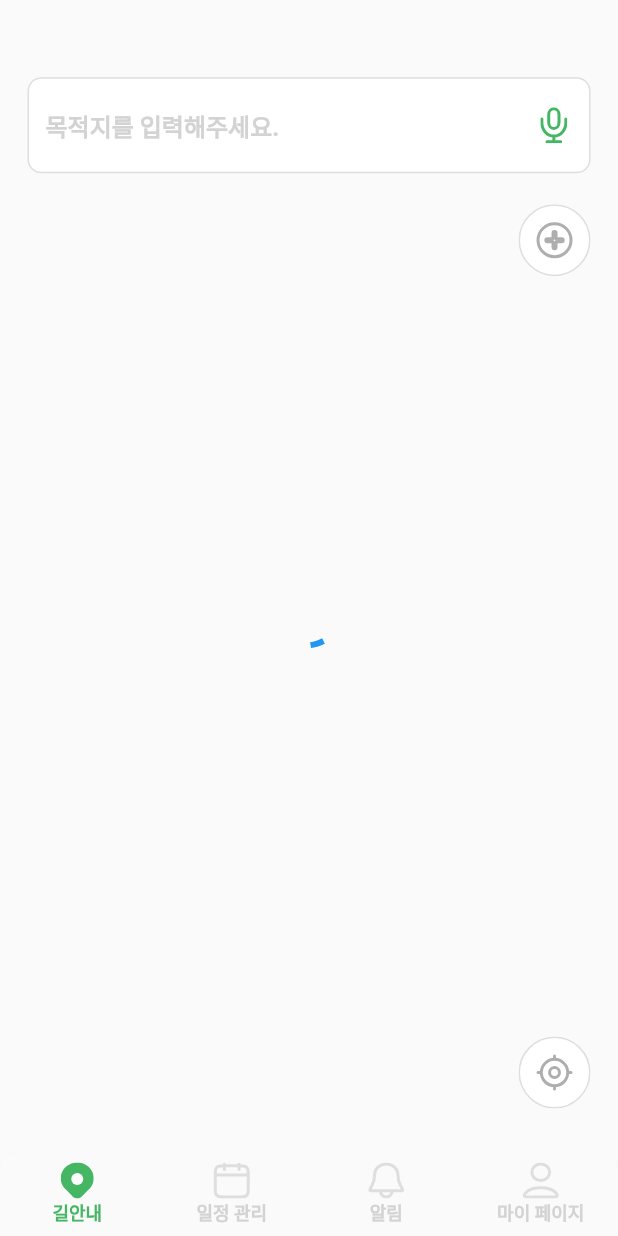
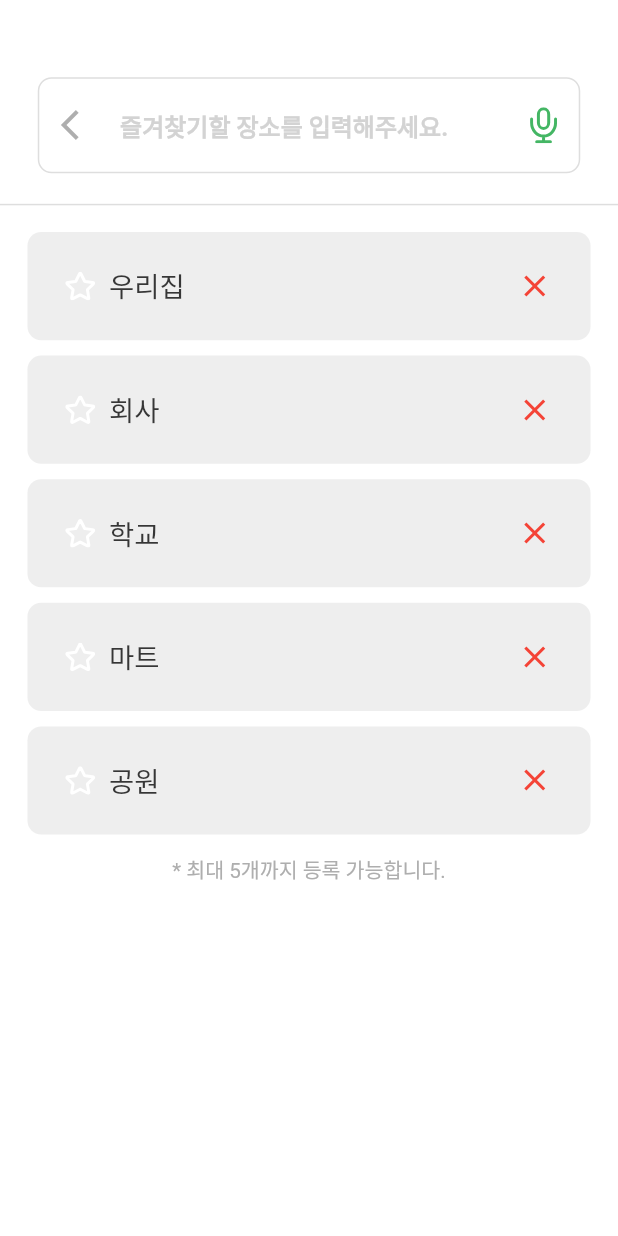
Before and after one commit to JeHeeYu/Care-Route, a Flutter app: the screen it shows after launch, on a phone screen of 412 x 824 dp. Run offline on Flutter 3.47's test engine with Material 2 defaults, Android fonts, the phone set to English and light mode, and no system bars; our stand-ins replace flutter_screenutil, flutter_svg, geolocator, google_sign_in; missing offline and left inert: flutter_naver_map, kakao_flutter_sdk_user; Roboto replaces fonts that are missing (Pretendard).

Commit message:
feat: 즐겨찾기 UI 구현

```diff
--- a/lib/consts/colors.dart
+++ b/lib/consts/colors.dart
@@ -1,6 +1,8 @@
 class UserColors {
   static const int pointGreen = 0xFF44B664;
+  static const int gray02 = 0xFFEEEEEE;
   static const int gray03 = 0xFFDEDEDE;
   static const int gray04 = 0xFFD3D3D3;
   static const int gray05 = 0xFFAEAEAE;
+  static const int gray07 = 0xFF363636;
 }
--- a/lib/consts/images.dart
+++ b/lib/consts/images.dart
@@ -15,4 +15,5 @@ class Images {
   static const String locationEnable = "assets/images/location_enable.svg";
   static const String locationDisable = "assets/images/location_disable.svg";
   static const String ear = "assets/images/ear.svg";
+  static const String favoriteWhite = "assets/images/favorite_white.svg";
 }
--- a/lib/consts/strings.dart
+++ b/lib/consts/strings.dart
@@ -16,4 +16,6 @@ class Strings {
   static const String inputDestinationGuide2 = "처럼";
   static const String inputDestinationGuide3 = "가고 싶은 곳을 말씀해주세요!";
   static const String inputDestinationSub = "* 4초 동안 말이 없으면 종료돼요!";
+  static const String favoriteHint = "즐겨찾기할 장소를 입력해주세요.";
+  static const String favoriteMaxCount = "* 최대 5개까지 등록 가능합니다.";
 }
--- a/lib/main.dart
+++ b/lib/main.dart
@@ -1,3 +1,4 @@
+import 'package:care_route/views/pages/favorite_page.dart';
 import 'package:care_route/views/pages/login_page.dart';
 import 'package:care_route/views/pages/splash_page.dart';
 import 'package:flutter/material.dart';
@@ -29,7 +30,7 @@ class MyApp extends StatelessWidget {
         theme: ThemeData(
           primarySwatch: Colors.blue,
         ),
-        home: const App(),
+        home: const FavoritePage(),
       ),
     );
   }
--- /dev/null
+++ b/lib/views/pages/favorite_page.dart
@@ -0,0 +1,177 @@
+import 'package:care_route/views/pages/route_guide/destination_dialog.dart';
+import 'package:care_route/views/pages/widgets/button_icon.dart';
+import 'package:care_route/views/pages/widgets/button_image.dart';
+import 'package:care_route/views/pages/widgets/user_text.dart';
+import 'package:flutter/material.dart';
+import 'package:flutter/src/widgets/framework.dart';
+import 'package:flutter/src/widgets/placeholder.dart';
+import 'package:flutter_screenutil/flutter_screenutil.dart';
+import 'package:flutter_svg/flutter_svg.dart';
+
+import '../../consts/colors.dart';
+import '../../consts/images.dart';
+import '../../consts/strings.dart';
+
+class FavoritePage extends StatefulWidget {
+  const FavoritePage({super.key});
+
+  @override
+  State<FavoritePage> createState() => _FavoritePageState();
+}
+
+class _FavoritePageState extends State<FavoritePage> {
+  final TextEditingController _searchController = TextEditingController();
+  bool _destinationDialogOpen = false;
+  final List<String> _favoriteTexts = ["우리집", "회사", "학교", "마트", "공원"];
+
+  void _showDestinationDialog() {
+    setState(() {
+      _destinationDialogOpen = true;
+    });
+    showDialog(
+      context: context,
+      builder: (BuildContext context) {
+        return const DestinationDialog();
+      },
+    ).then((_) {
+      setState(() {
+        _destinationDialogOpen = false;
+      });
+    });
+  }
+
+  Widget _buildSearchInputBox() {
+    return Padding(
+      padding: EdgeInsets.symmetric(horizontal: ScreenUtil().setWidth(22.0)),
+      child: Column(
+        crossAxisAlignment: CrossAxisAlignment.end,
+        children: [
+          TextField(
+            controller: _searchController,
+            style: const TextStyle(
+                color: Colors.black,
+                fontSize: 16.0,
+                fontFamily: "Pretendard",
+                fontWeight: FontWeight.w600),
+            decoration: InputDecoration(
+              hintText: Strings.favoriteHint,
+              hintStyle: const TextStyle(
+                  color: Color(UserColors.gray04),
+                  fontSize: 16.0,
+                  fontFamily: "Pretendard",
+                  fontWeight: FontWeight.w600),
+              border: OutlineInputBorder(
+                borderRadius: BorderRadius.circular(ScreenUtil().radius(8.0)),
+                borderSide: const BorderSide(
+                  color: Color(UserColors.gray03),
+                ),
+              ),
+              enabledBorder: OutlineInputBorder(
+                borderRadius: BorderRadius.circular(ScreenUtil().radius(8.0)),
+                borderSide: const BorderSide(
+                  color: Color(UserColors.gray03),
+                ),
+              ),
+              focusedBorder: OutlineInputBorder(
+                borderRadius: BorderRadius.circular(ScreenUtil().radius(8.0)),
+                borderSide: const BorderSide(
+                  color: Color(UserColors.gray03),
+                ),
+              ),
+              filled: true,
+              fillColor: Colors.white,
+              prefixIcon: Padding(
+                padding: EdgeInsets.all(ScreenUtil().setHeight(12.0)),
+                child: ButtonIcon(
+                    icon: Icons.arrow_back_ios,
+                    iconColor: const Color(UserColors.gray05),
+                    callback: _destinationDialogOpen
+                        ? () {}
+                        : () => Navigator.of(context).pop()),
+              ),
+              suffixIcon: Padding(
+                padding: EdgeInsets.all(ScreenUtil().setHeight(12.0)),
+                child: ButtonImage(
+                  imagePath: Images.mic,
+                  callback: _destinationDialogOpen
+                      ? () {}
+                      : () => _showDestinationDialog(),
+                ),
+              ),
+            ),
+          ),
+        ],
+      ),
+    );
+  }
+
+  Widget _favoriteList(String text) {
+    return Padding(
+      padding: EdgeInsets.only(
+          top: ScreenUtil().setHeight(8.0),
+          left: ScreenUtil().setWidth(16.0),
+          right: ScreenUtil().setWidth(16.0)),
+      child: Container(
+        width: double.infinity,
+        height: ScreenUtil().setHeight(56.0),
+        decoration: BoxDecoration(
+          color: const Color(UserColors.gray02),
+          borderRadius: BorderRadius.circular(ScreenUtil().radius(8.0)),
+        ),
+        child: Padding(
+          padding: EdgeInsets.symmetric(horizontal: ScreenUtil().setWidth(22.0)),
+          child: Row(
+            mainAxisAlignment: MainAxisAlignment.spaceBetween,
+            crossAxisAlignment: CrossAxisAlignment.center,
+            children: [
+              Row(
+                children: [
+                  const ButtonImage(imagePath: Images.favoriteWhite),
+                  SizedBox(width: ScreenUtil().setWidth(8.0)),
+                  UserText(
+                      text: text,
+                      color: const Color(UserColors.gray07),
+                      weight: FontWeight.w400,
+                      size: ScreenUtil().setSp(16.0)),
+                ],
+              ),
+              ButtonIcon(
+                  icon: Icons.close,
+                  iconColor: Colors.red,
+                  callback: () => {}),//Navigator.of(context).pop()),
+            ],
+          ),
+        ),
+      ),
+    );
+  }
+
+  Widget _buildSubText() {
+    return UserText(
+        text: Strings.favoriteMaxCount,
+        color: const Color(UserColors.gray05),
+        weight: FontWeight.w400,
+        size: ScreenUtil().setSp(12.0));
+  }
+
+  @override
+  Widget build(BuildContext context) {
+    return Scaffold(
+      backgroundColor: Colors.white,
+      body: Column(
+        children: [
+          SizedBox(height: ScreenUtil().setHeight(40.0)),
+          _buildSearchInputBox(),
+          SizedBox(height: ScreenUtil().setHeight(10.0)),
+          const Divider(
+            color: Color(UserColors.gray03),
+            thickness: 1.0,
+          ),
+          ..._favoriteTexts.map((text) => _favoriteList(text)).toList(),
+          SizedBox(height: ScreenUtil().setHeight(10.0)),
+          _buildSubText(),
+        ],
+      ),
+    );
+  }
+}
--- a/lib/views/pages/route_guide/route_guide_page.dart
+++ b/lib/views/pages/route_guide/route_guide_page.dart
@@ -11,6 +11,7 @@ import 'package:flutter_svg/flutter_svg.dart';
 
 import '../../../consts/colors.dart';
 import '../../../consts/strings.dart';
+import '../favorite_page.dart';
 
 class RouteGuidePage extends StatefulWidget {
   const RouteGuidePage({super.key});
@@ -71,6 +72,13 @@ class _RouteGuidePageState extends State<RouteGuidePage> {
         });
       }
     });
+  }
+
+  void _showFavoriteScreen() {
+    Navigator.push(
+      context,
+      MaterialPageRoute(builder: (context) => const FavoritePage()),
+    );
   }
 
   Widget _buildNaverMap() {
@@ -159,15 +167,19 @@ class _RouteGuidePageState extends State<RouteGuidePage> {
                 padding: EdgeInsets.all(ScreenUtil().setHeight(12.0)),
                 child: ButtonImage(
                   imagePath: Images.mic,
-                  callback: _destinationDialogOpen ? () {} : _showDestinationDialog,
+                  callback:
+                      _destinationDialogOpen ? () {} : _showDestinationDialog,
                 ),
               ),
             ),
           ),
           SizedBox(height: ScreenUtil().setHeight(16.0)),
           ButtonImage(
-            imagePath: (_destinationDialogOpen == false) ? Images.favoriteEnable : Images.favoriteDisable,
-            callback: _destinationDialogOpen ? () {} : () {},
+            imagePath: (_destinationDialogOpen == false)
+                ? Images.favoriteEnable
+                : Images.favoriteDisable,
+            callback:
+                _destinationDialogOpen ? () {} : () => _showFavoriteScreen(),
           ),
         ],
       ),
@@ -179,7 +191,9 @@ class _RouteGuidePageState extends State<RouteGuidePage> {
       bottom: ScreenUtil().setHeight(66.0),
       right: ScreenUtil().setWidth(16.0),
       child: ButtonImage(
-        imagePath: (_destinationDialogOpen == false) ? Images.locationEnable : Images.locationDisable,
+        imagePath: (_destinationDialogOpen == false)
+            ? Images.locationEnable
+            : Images.locationDisable,
         callback: _destinationDialogOpen ? () {} : () {},
       ),
     );
```
Also changed, not shown: assets/images/favorite_white.svg (added).
